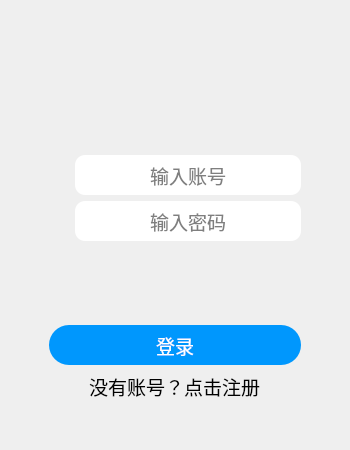
First picture: the form in ui/Window/Login.ui, repository ming0725/NetherLink, before the edit.
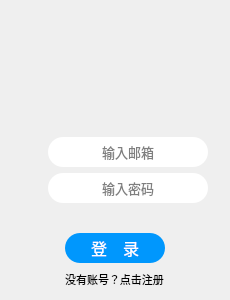
Second picture: the form after the edit. Icons and pictures are not drawn.

The edit to the form file:
```diff
--- a/ui/Window/Login.ui
+++ b/ui/Window/Login.ui
@@ -1,13 +1,13 @@
 <?xml version="1.0" encoding="UTF-8"?>
 <ui version="4.0">
  <class>Login</class>
- <widget class="QMainWindow" name="Login">
+ <widget class="QWidget" name="Login">
   <property name="geometry">
    <rect>
     <x>0</x>
     <y>0</y>
-    <width>350</width>
-    <height>450</height>
+    <width>230</width>
+    <height>300</height>
    </rect>
   </property>
   <property name="sizePolicy">
@@ -18,14 +18,14 @@
   </property>
   <property name="minimumSize">
    <size>
-    <width>350</width>
-    <height>450</height>
+    <width>230</width>
+    <height>300</height>
    </size>
   </property>
   <property name="maximumSize">
    <size>
-    <width>350</width>
-    <height>450</height>
+    <width>230</width>
+    <height>300</height>
    </size>
   </property>
   <property name="mouseTracking">
@@ -34,43 +34,63 @@
   <property name="windowTitle">
    <string>登录</string>
   </property>
-  <property name="windowIcon">
-   <iconset resource="../../res/res.qrc">
-    <normaloff>:/icon/icon.png</normaloff>:/icon/icon.png</iconset>
-  </property>
-  <property name="styleSheet">
-   <string notr="true">QMainWindow#Login {
-    background-color:
-        qlineargradient(
-            spread:pad, x1:0, y1:1, x2:0, y2:0,
-            stop:0 rgba(255, 255, 255, 255),
-            stop:0.8 rgba(0, 153, 255, 255)
-        );
-}</string>
-  </property>
-  <property name="unifiedTitleAndToolBarOnMac">
-   <bool>false</bool>
-  </property>
-  <widget class="QWidget" name="centralwidget">
    <property name="styleSheet">
     <string notr="true"/>
    </property>
-   <layout class="QGridLayout" name="gridLayout_2">
+  <property name="unifiedTitleAndToolBarOnMac" stdset="0">
+   <bool>false</bool>
+  </property>
+  <layout class="QGridLayout" name="gridLayout_3">
     <item row="0" column="0">
+    <layout class="QGridLayout" name="gridLayout_2">
+     <item row="0" column="2">
      <layout class="QGridLayout" name="gridLayout">
-      <item row="5" column="1" alignment="Qt::AlignmentFlag::AlignVCenter">
-       <widget class="QLabel" name="label">
+       <item row="12" column="0" rowspan="2" colspan="4" alignment="Qt::AlignmentFlag::AlignHCenter|Qt::AlignmentFlag::AlignTop">
+        <widget class="QPushButton" name="btn_register">
         <property name="minimumSize">
          <size>
-          <width>20</width>
+           <width>0</width>
           <height>20</height>
          </size>
         </property>
         <property name="maximumSize">
          <size>
-          <width>20</width>
+           <width>16777215</width>
           <height>20</height>
          </size>
+         </property>
+         <property name="font">
+          <font>
+           <pointsize>8</pointsize>
+          </font>
+         </property>
+         <property name="styleSheet">
+          <string notr="true">background-color: rgba(0, 0, 0, 0);</string>
+         </property>
+         <property name="text">
+          <string>没有账号？点击注册</string>
+         </property>
+         <property name="flat">
+          <bool>true</bool>
+         </property>
+        </widget>
+       </item>
+       <item row="1" column="0" rowspan="2" colspan="4" alignment="Qt::AlignmentFlag::AlignHCenter|Qt::AlignmentFlag::AlignVCenter">
+        <widget class="QLabel" name="lbl_profile">
+         <property name="minimumSize">
+          <size>
+           <width>60</width>
+           <height>60</height>
+          </size>
+         </property>
+         <property name="maximumSize">
+          <size>
+           <width>60</width>
+           <height>60</height>
+          </size>
+         </property>
+         <property name="styleSheet">
+          <string notr="true">border-radius: 40px;</string>
         </property>
         <property name="text">
          <string/>
@@ -86,72 +106,8 @@
         </property>
        </widget>
       </item>
-      <item row="16" column="1" colspan="3">
-       <spacer name="verticalSpacer_4">
-        <property name="orientation">
-         <enum>Qt::Orientation::Vertical</enum>
-        </property>
-        <property name="sizeType">
-         <enum>QSizePolicy::Policy::Fixed</enum>
-        </property>
-        <property name="sizeHint" stdset="0">
-         <size>
-          <width>20</width>
-          <height>40</height>
-         </size>
-        </property>
-       </spacer>
-      </item>
-      <item row="1" column="0" rowspan="15">
-       <spacer name="horizontalSpacer">
-        <property name="orientation">
-         <enum>Qt::Orientation::Horizontal</enum>
-        </property>
-        <property name="sizeType">
-         <enum>QSizePolicy::Policy::Fixed</enum>
-        </property>
-        <property name="sizeHint" stdset="0">
-         <size>
-          <width>40</width>
-          <height>20</height>
-         </size>
-        </property>
-       </spacer>
-      </item>
-      <item row="7" column="1" rowspan="6" colspan="3">
-       <spacer name="verticalSpacer_3">
-        <property name="orientation">
-         <enum>Qt::Orientation::Vertical</enum>
-        </property>
-        <property name="sizeType">
-         <enum>QSizePolicy::Policy::Fixed</enum>
-        </property>
-        <property name="sizeHint" stdset="0">
-         <size>
-          <width>20</width>
-          <height>40</height>
-         </size>
-        </property>
-       </spacer>
-      </item>
-      <item row="3" column="1" rowspan="2" colspan="3">
-       <spacer name="verticalSpacer_2">
-        <property name="orientation">
-         <enum>Qt::Orientation::Vertical</enum>
-        </property>
-        <property name="sizeType">
-         <enum>QSizePolicy::Policy::Fixed</enum>
-        </property>
-        <property name="sizeHint" stdset="0">
-         <size>
-          <width>20</width>
-          <height>40</height>
-         </size>
-        </property>
-       </spacer>
-      </item>
-      <item row="6" column="2" colspan="2" alignment="Qt::AlignmentFlag::AlignVCenter">
-       <widget class="QLineEdit" name="userPasswordEdit">
+       <item row="7" column="2" alignment="Qt::AlignmentFlag::AlignLeft|Qt::AlignmentFlag::AlignVCenter">
+        <widget class="QLineEdit" name="edit_password">
         <property name="enabled">
          <bool>true</bool>
         </property>
@@ -163,26 +119,26 @@
         </property>
         <property name="minimumSize">
          <size>
-          <width>0</width>
-          <height>40</height>
+           <width>160</width>
+           <height>30</height>
          </size>
         </property>
         <property name="maximumSize">
          <size>
-          <width>16777215</width>
-          <height>40</height>
+           <width>160</width>
+           <height>30</height>
          </size>
         </property>
         <property name="font">
          <font>
-          <pointsize>14</pointsize>
+           <pointsize>10</pointsize>
          </font>
         </property>
         <property name="styleSheet">
-         <string notr="true">border-radius: 10px;</string>
+          <string notr="true">border-radius: 15px;</string>
         </property>
         <property name="echoMode">
-         <enum>QLineEdit::EchoMode::PasswordEchoOnEdit</enum>
+          <enum>QLineEdit::EchoMode::Password</enum>
         </property>
         <property name="alignment">
          <set>Qt::AlignmentFlag::AlignCenter</set>
@@ -192,96 +148,82 @@
         </property>
        </widget>
       </item>
-      <item row="6" column="1" alignment="Qt::AlignmentFlag::AlignVCenter">
-       <widget class="QLabel" name="label_2">
-        <property name="minimumSize">
-         <size>
-          <width>20</width>
-          <height>20</height>
-         </size>
-        </property>
-        <property name="maximumSize">
+       <item row="8" column="0" rowspan="3" colspan="4">
+        <spacer name="verticalSpacer_2">
+         <property name="orientation">
+          <enum>Qt::Orientation::Vertical</enum>
+         </property>
+         <property name="sizeType">
+          <enum>QSizePolicy::Policy::Fixed</enum>
+         </property>
+         <property name="sizeHint" stdset="0">
          <size>
           <width>20</width>
-          <height>20</height>
-         </size>
-        </property>
-        <property name="text">
-         <string/>
-        </property>
-        <property name="pixmap">
-         <pixmap resource="../../res/res.qrc">:/icon/lock.png</pixmap>
-        </property>
-        <property name="scaledContents">
-         <bool>true</bool>
-        </property>
-        <property name="alignment">
-         <set>Qt::AlignmentFlag::AlignCenter</set>
-        </property>
-       </widget>
-      </item>
-      <item row="13" column="1" colspan="3" alignment="Qt::AlignmentFlag::AlignVCenter">
-       <widget class="QPushButton" name="loginButton">
+           <height>5</height>
+          </size>
+         </property>
+        </spacer>
+       </item>
+       <item row="11" column="0" colspan="4" alignment="Qt::AlignmentFlag::AlignHCenter|Qt::AlignmentFlag::AlignBottom">
+        <widget class="QPushButton" name="btn_login">
         <property name="minimumSize">
          <size>
-          <width>0</width>
-          <height>40</height>
+           <width>100</width>
+           <height>30</height>
          </size>
         </property>
         <property name="maximumSize">
          <size>
-          <width>16777215</width>
-          <height>40</height>
+           <width>100</width>
+           <height>30</height>
          </size>
         </property>
         <property name="font">
          <font>
-          <pointsize>14</pointsize>
+           <pointsize>12</pointsize>
          </font>
         </property>
         <property name="styleSheet">
          <string notr="true">color: rgb(255, 255, 255);
 background-color: #0097fd;
-border-radius: 20px;
+border-radius: 15px;
 </string>
         </property>
         <property name="text">
-         <string>登录</string>
+          <string>登　录</string>
         </property>
        </widget>
       </item>
-      <item row="14" column="1" rowspan="2" colspan="3" alignment="Qt::AlignmentFlag::AlignHCenter|Qt::AlignmentFlag::AlignVCenter">
-       <widget class="QPushButton" name="registerButton">
+       <item row="6" column="1" alignment="Qt::AlignmentFlag::AlignRight|Qt::AlignmentFlag::AlignVCenter">
+        <widget class="QLabel" name="label">
         <property name="minimumSize">
          <size>
-          <width>0</width>
-          <height>30</height>
+           <width>20</width>
+           <height>20</height>
          </size>
         </property>
         <property name="maximumSize">
          <size>
-          <width>16777215</width>
-          <height>30</height>
-         </size>
-        </property>
-        <property name="font">
-         <font>
-          <pointsize>14</pointsize>
-         </font>
-        </property>
-        <property name="styleSheet">
-         <string notr="true">background-color: rgba(0, 0, 0, 0);</string>
-        </property>
+           <width>20</width>
+           <height>20</height>
+          </size>
+         </property>
         <property name="text">
-         <string>没有账号？点击注册</string>
-        </property>
-        <property name="flat">
+          <string/>
+         </property>
+         <property name="pixmap">
+          <pixmap resource="../../res/res.qrc">:/icon/skull.png</pixmap>
+         </property>
+         <property name="scaledContents">
          <bool>true</bool>
         </property>
-       </widget>
-      </item>
-      <item row="5" column="2" colspan="2" alignment="Qt::AlignmentFlag::AlignVCenter">
-       <widget class="QLineEdit" name="userAccountEdit">
+         <property name="alignment">
+          <set>Qt::AlignmentFlag::AlignCenter</set>
+         </property>
+        </widget>
+       </item>
+       <item row="6" column="2" alignment="Qt::AlignmentFlag::AlignLeft|Qt::AlignmentFlag::AlignVCenter">
+        <widget class="QLineEdit" name="edit_email">
         <property name="sizePolicy">
          <sizepolicy hsizetype="Preferred" vsizetype="Fixed">
           <horstretch>0</horstretch>
@@ -290,52 +232,151 @@
         </property>
         <property name="minimumSize">
          <size>
-          <width>0</width>
-          <height>40</height>
+           <width>160</width>
+           <height>30</height>
          </size>
         </property>
         <property name="maximumSize">
          <size>
-          <width>16777215</width>
-          <height>40</height>
+           <width>160</width>
+           <height>30</height>
          </size>
         </property>
         <property name="font">
          <font>
-          <pointsize>14</pointsize>
+           <pointsize>10</pointsize>
          </font>
         </property>
         <property name="acceptDrops">
          <bool>false</bool>
         </property>
         <property name="styleSheet">
-         <string notr="true">border-radius: 10px;</string>
+          <string notr="true">border-radius: 15px;</string>
         </property>
         <property name="alignment">
          <set>Qt::AlignmentFlag::AlignCenter</set>
         </property>
         <property name="placeholderText">
-         <string>输入账号</string>
+          <string>输入邮箱</string>
         </property>
        </widget>
       </item>
-      <item row="1" column="4" rowspan="15">
+       <item row="0" column="0" colspan="4">
+        <layout class="QHBoxLayout" name="horizontalLayout">
+         <item>
+          <spacer name="horizontalSpacer">
+           <property name="orientation">
+            <enum>Qt::Orientation::Horizontal</enum>
+           </property>
+           <property name="sizeType">
+            <enum>QSizePolicy::Policy::Expanding</enum>
+           </property>
+           <property name="sizeHint" stdset="0">
+            <size>
+             <width>40</width>
+             <height>20</height>
+            </size>
+           </property>
+          </spacer>
+         </item>
+         <item alignment="Qt::AlignmentFlag::AlignRight|Qt::AlignmentFlag::AlignTop">
+          <widget class="QPushButton" name="btn_close">
+           <property name="minimumSize">
+            <size>
+             <width>30</width>
+             <height>30</height>
+            </size>
+           </property>
+           <property name="maximumSize">
+            <size>
+             <width>30</width>
+             <height>30</height>
+            </size>
+           </property>
+           <property name="styleSheet">
+            <string notr="true">background-color: rgba(0, 0, 0, 0);</string>
+           </property>
+           <property name="text">
+            <string/>
+           </property>
+           <property name="icon">
+            <iconset resource="../../res/res.qrc">
+             <normaloff>:/icon/close.png</normaloff>:/icon/close.png</iconset>
+           </property>
+           <property name="iconSize">
+            <size>
+             <width>30</width>
+             <height>30</height>
+            </size>
+           </property>
+           <property name="flat">
+            <bool>true</bool>
+           </property>
+          </widget>
+         </item>
+        </layout>
+       </item>
+       <item row="6" column="0" rowspan="2">
        <spacer name="horizontalSpacer_2">
         <property name="orientation">
          <enum>Qt::Orientation::Horizontal</enum>
         </property>
         <property name="sizeType">
-         <enum>QSizePolicy::Policy::Fixed</enum>
+          <enum>QSizePolicy::Policy::Expanding</enum>
         </property>
         <property name="sizeHint" stdset="0">
          <size>
-          <width>40</width>
+           <width>5</width>
           <height>20</height>
          </size>
         </property>
        </spacer>
       </item>
-      <item row="0" column="1" colspan="3">
+       <item row="7" column="1" alignment="Qt::AlignmentFlag::AlignRight|Qt::AlignmentFlag::AlignVCenter">
+        <widget class="QLabel" name="label_2">
+         <property name="minimumSize">
+          <size>
+           <width>20</width>
+           <height>20</height>
+          </size>
+         </property>
+         <property name="maximumSize">
+          <size>
+           <width>20</width>
+           <height>20</height>
+          </size>
+         </property>
+         <property name="text">
+          <string/>
+         </property>
+         <property name="pixmap">
+          <pixmap resource="../../res/res.qrc">:/icon/lock.png</pixmap>
+         </property>
+         <property name="scaledContents">
+          <bool>true</bool>
+         </property>
+         <property name="alignment">
+          <set>Qt::AlignmentFlag::AlignCenter</set>
+         </property>
+        </widget>
+       </item>
+       <item row="6" column="3" rowspan="2">
+        <spacer name="horizontalSpacer_3">
+         <property name="orientation">
+          <enum>Qt::Orientation::Horizontal</enum>
+         </property>
+         <property name="sizeType">
+          <enum>QSizePolicy::Policy::Expanding</enum>
+         </property>
+         <property name="sizeHint" stdset="0">
+          <size>
+           <width>5</width>
+           <height>20</height>
+          </size>
+         </property>
+        </spacer>
+       </item>
+       <item row="3" column="0" rowspan="3" colspan="4">
        <spacer name="verticalSpacer">
         <property name="orientation">
          <enum>Qt::Orientation::Vertical</enum>
@@ -346,43 +387,16 @@
         <property name="sizeHint" stdset="0">
          <size>
           <width>20</width>
-          <height>40</height>
+           <height>5</height>
          </size>
         </property>
        </spacer>
       </item>
-      <item row="1" column="1" rowspan="2" colspan="3" alignment="Qt::AlignmentFlag::AlignHCenter|Qt::AlignmentFlag::AlignVCenter">
-       <widget class="QLabel" name="userHead">
-        <property name="minimumSize">
-         <size>
-          <width>60</width>
-          <height>60</height>
-         </size>
-        </property>
-        <property name="maximumSize">
-         <size>
-          <width>60</width>
-          <height>60</height>
-         </size>
-        </property>
-        <property name="text">
-         <string/>
-        </property>
-        <property name="pixmap">
-         <pixmap resource="../../res/res.qrc">:/icon/icon.png</pixmap>
-        </property>
-        <property name="scaledContents">
-         <bool>true</bool>
-        </property>
-        <property name="alignment">
-         <set>Qt::AlignmentFlag::AlignCenter</set>
-        </property>
-       </widget>
+      </layout>
       </item>
      </layout>
     </item>
    </layout>
-  </widget>
  </widget>
  <resources>
   <include location="../../res/res.qrc"/>
```
Left out of the diff: 4 changed lines with no effect on the pictures. Lines whose indentation alone changed are shown as unchanged.
